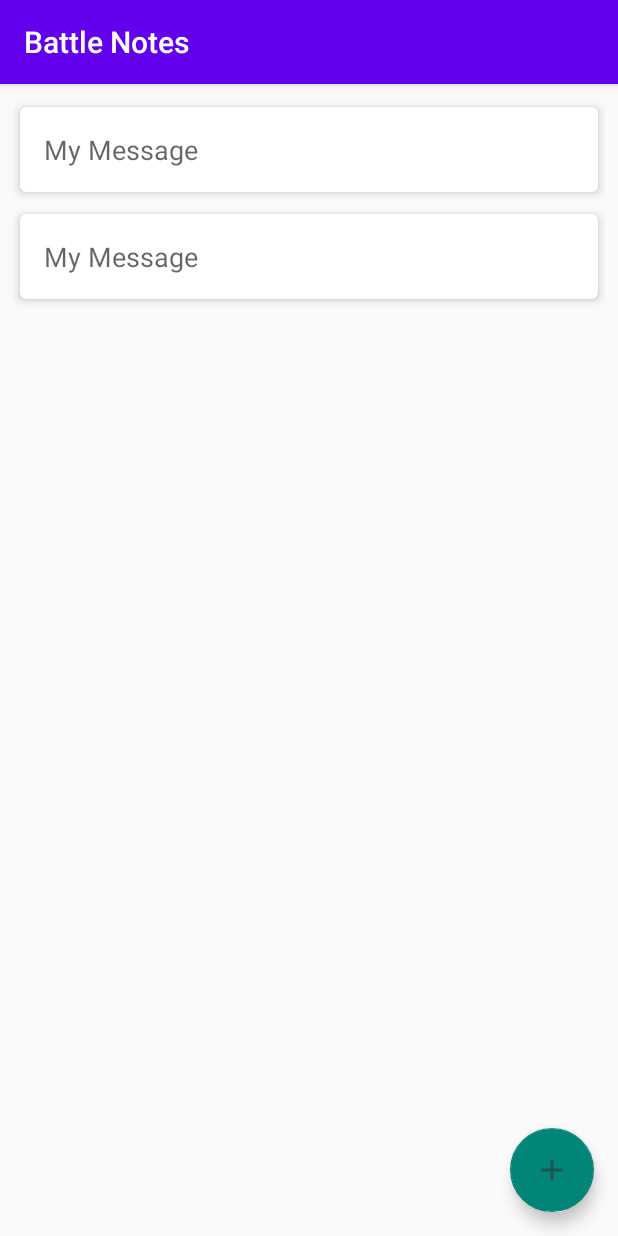
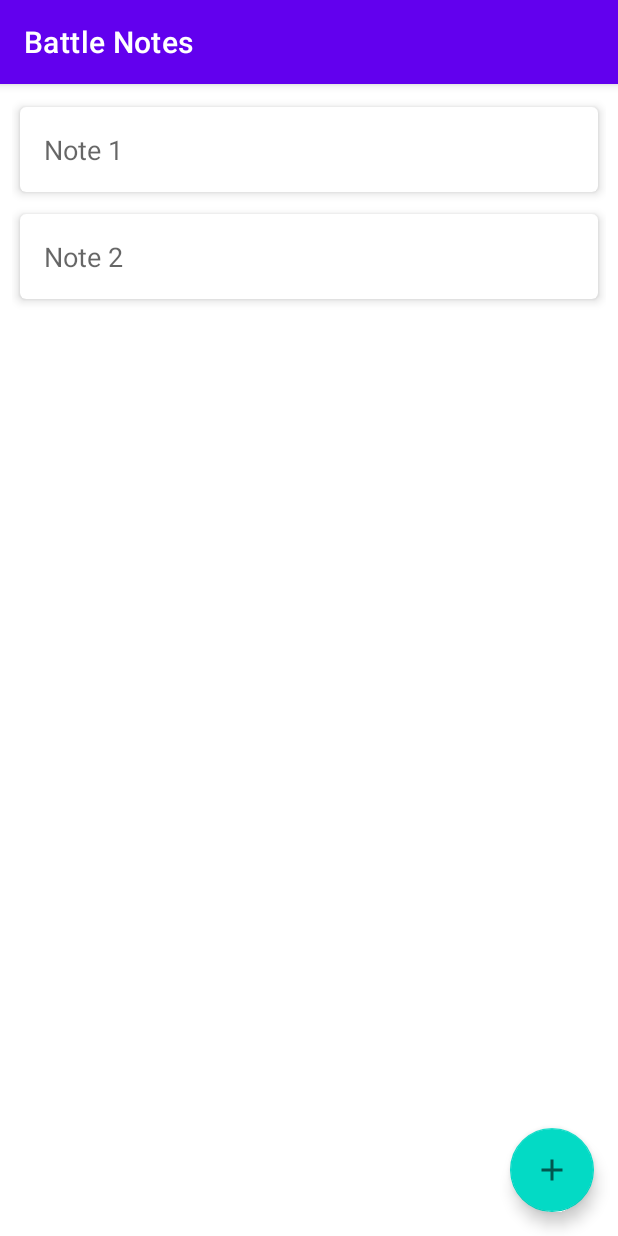
Before and after one commit to TravisKoz/capstone_theSuperSmashApp, an Android app: the NotesActivity screen opened directly, with no data from a screen before it, on a phone screen of 412 x 824 dp. Run offline under Robolectric (Android 15) with nearby library versions, the phone set to English and light mode, and no system bars; our stand-ins replace navigation-ui.

Commit message:
Fix bug where it was showing the body rather than the heading for the each battle note in the list on saved notes.

```diff
--- a/app/src/main/java/edu/cvtc/myapplication/SuperSmashDataWorker.java
+++ b/app/src/main/java/edu/cvtc/myapplication/SuperSmashDataWorker.java
@@ -20,7 +20,7 @@ public class SuperSmashDataWorker {
     private void insertBattleNote(String heading, String body) {
         ContentValues values = new ContentValues();
         values.put(BattleNoteEntry.COLUMN_HEADING, heading);
-        values.put(BattleNoteEntry.COLUMN_HEADING, body);
+        values.put(BattleNoteEntry.COLUMN_BODY, body);
 
         long newRowId = mDb.insert(BattleNoteEntry.TABLE_NAME, null, values);
     }
--- a/app/src/main/res/values/themes.xml
+++ b/app/src/main/res/values/themes.xml
@@ -1,6 +1,6 @@
 <resources xmlns:tools="http://schemas.android.com/tools">
   <!-- Base application theme. -->
-  <style name="Theme.Capstone_theSuperSmashApp" parent="Theme.MaterialComponents.DayNight.DarkActionBar.Bridge">
+  <style name="Theme.Capstone_theSuperSmashApp" parent="Theme.MaterialComponents.DayNight.DarkActionBar">
     <!-- Primary brand color. -->
     <item name="colorPrimary">@color/purple_500</item>
     <item name="colorPrimaryVariant">@color/purple_700</item>
```
